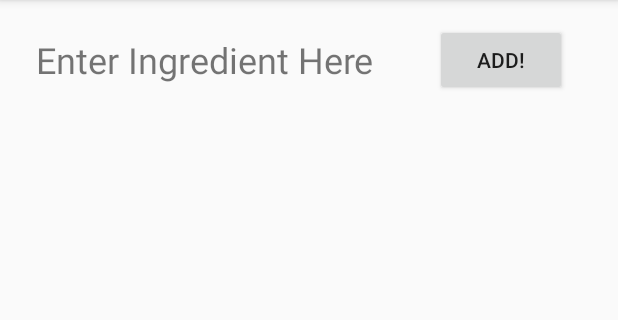
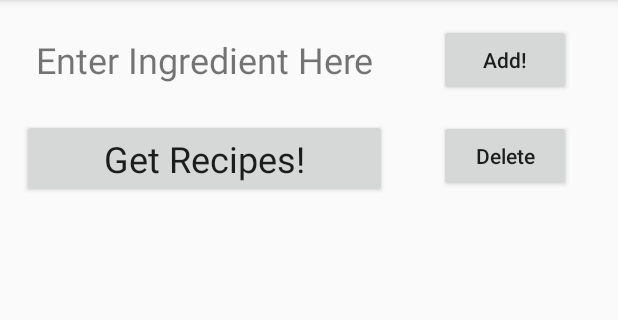
Before and after one commit to ChuckeyTheBear/CS125MP6, an Android app: the screen it shows after launch (MainActivity), on a phone screen of 412 x 824 dp, the part 84-404 px from its top. Run offline under Robolectric (Android 15) with nearby library versions, the phone set to English and light mode, and no system bars.

Commit message:
Minor UI changes, group work. Dec/2/18 Project CS125MP6 Started!
Base Scenario Began.

```diff
--- a/app/src/main/res/layout/activity_main.xml
+++ b/app/src/main/res/layout/activity_main.xml
@@ -6,6 +6,19 @@
     android:layout_height="match_parent"
     android:foregroundGravity="center"
     tools:context=".MainActivity">
+
+    <Button
+        android:id="@+id/button3"
+        android:layout_width="wrap_content"
+        android:layout_height="wrap_content"
+        android:layout_marginTop="16dp"
+        android:layout_marginBottom="16dp"
+        android:text="Delete"
+        android:textAllCaps="false"
+        app:layout_constraintBottom_toTopOf="@+id/_dynamic"
+        app:layout_constraintEnd_toEndOf="@+id/button2"
+        app:layout_constraintStart_toStartOf="@+id/button2"
+        app:layout_constraintTop_toBottomOf="@+id/button2" />
 
     <TextView
         android:id="@+id/textView"
@@ -32,8 +45,41 @@
         android:layout_marginEnd="16dp"
         android:layout_marginRight="16dp"
         android:text="Add!"
+        android:textAllCaps="false"
         app:layout_constraintBottom_toBottomOf="@+id/textView"
         app:layout_constraintEnd_toEndOf="parent"
+        app:layout_constraintHorizontal_bias="0.571"
         app:layout_constraintStart_toEndOf="@+id/textView"
-        app:layout_constraintTop_toTopOf="parent" />
+        app:layout_constraintTop_toTopOf="parent"
+        app:layout_constraintVertical_bias="0.0" />
+
+    <ListView
+        android:layout_width="361dp"
+        android:layout_height="438dp"
+        android:layout_marginStart="8dp"
+        android:layout_marginLeft="8dp"
+        android:layout_marginEnd="16dp"
+        android:layout_marginRight="16dp"
+        android:layout_marginBottom="16dp"
+        app:layout_constraintBottom_toBottomOf="parent"
+        app:layout_constraintEnd_toEndOf="parent"
+        app:layout_constraintHorizontal_bias="0.307"
+        app:layout_constraintStart_toStartOf="parent" />
+
+    <Button
+        android:id="@+id/button"
+        android:layout_width="243dp"
+        android:layout_height="wrap_content"
+        android:layout_marginStart="16dp"
+        android:layout_marginLeft="16dp"
+        android:layout_marginTop="16dp"
+        android:layout_marginBottom="16dp"
+        android:text="Get Recipes!"
+        android:textAppearance="@style/TextAppearance.AppCompat"
+        android:textSize="24sp"
+        app:layout_constraintBottom_toTopOf="@+id/_dynamic"
+        app:layout_constraintEnd_toEndOf="@+id/textView"
+        app:layout_constraintStart_toStartOf="parent"
+        app:layout_constraintTop_toBottomOf="@+id/textView" />
+
 </android.support.constraint.ConstraintLayout>
--- /dev/null
+++ b/build.gradle
@@ -0,0 +1,27 @@
+// Top-level build file where you can add configuration options common to all sub-projects/modules.
+
+buildscript {
+
+    repositories {
+        google()
+        jcenter()
+    }
+    dependencies {
+        classpath 'com.android.tools.build:gradle:3.2.1'
+
+
+        // NOTE: Do not place your application dependencies here; they belong
+        // in the individual module build.gradle files
+    }
+}
+
+allprojects {
+    repositories {
+        google()
+        jcenter()
+    }
+}
+
+task clean(type: Delete) {
+    delete rootProject.buildDir
+}
--- /dev/null
+++ b/gradle.properties
@@ -0,0 +1,13 @@
+# Project-wide Gradle settings.
+# IDE (e.g. Android Studio) users:
+# Gradle settings configured through the IDE *will override*
+# any settings specified in this file.
+# For more details on how to configure your build environment visit
+# http://www.gradle.org/docs/current/userguide/build_environment.html
+# Specifies the JVM arguments used for the daemon process.
+# The setting is particularly useful for tweaking memory settings.
+org.gradle.jvmargs=-Xmx1536m
+# When configured, Gradle will run in incubating parallel mode.
+# This option should only be used with decoupled projects. More details, visit
+# http://www.gradle.org/docs/current/userguide/multi_project_builds.html#sec:decoupled_projects
+# org.gradle.parallel=true
--- /dev/null
+++ b/settings.gradle
@@ -0,0 +1 @@
+include ':app'
```
Also changed, not shown: gradle/wrapper/gradle-wrapper.properties (added), 4 other files.
